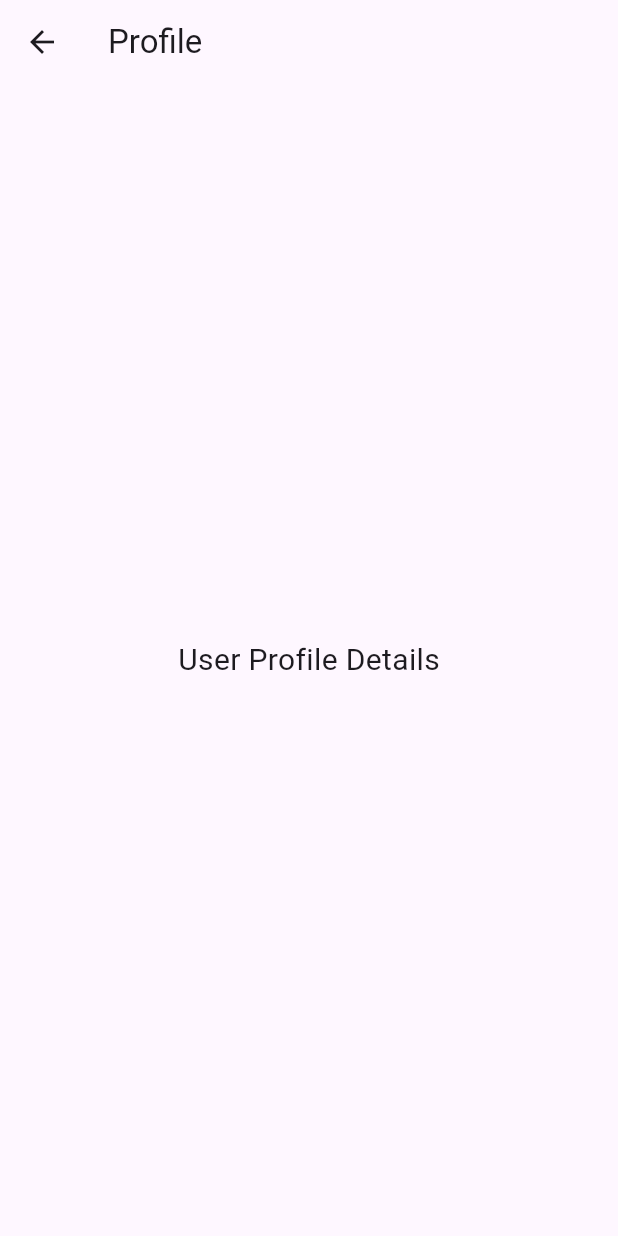
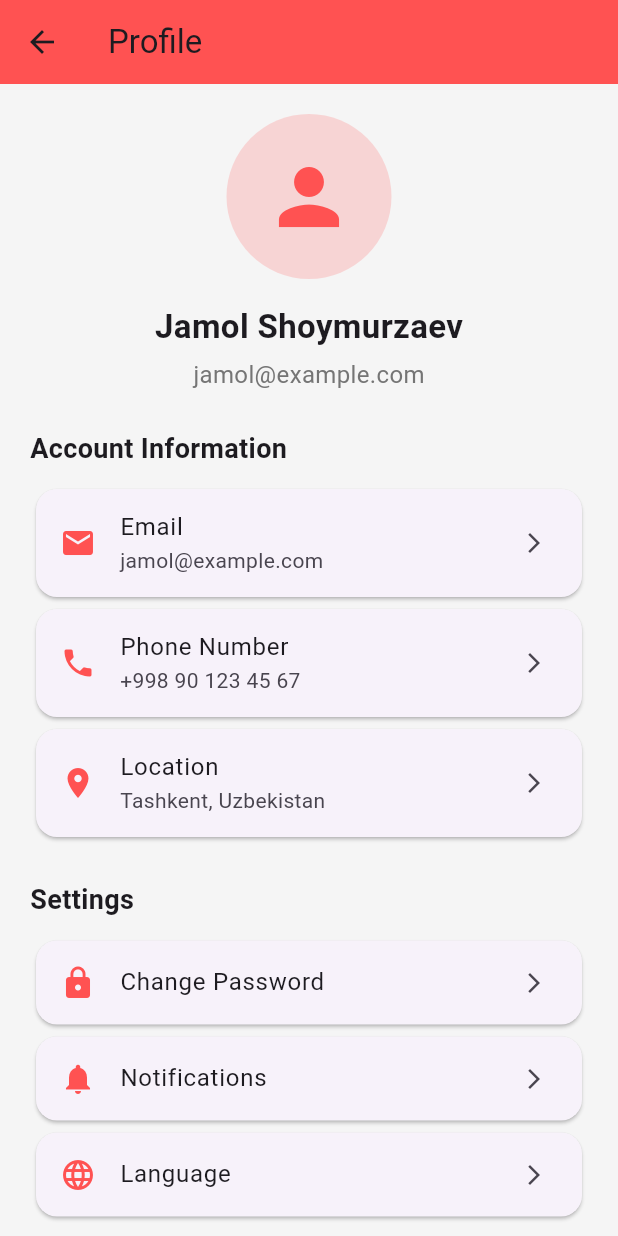
Before and after one commit to Durdana4/B-Life, a Flutter app: the ProfileScreen screen opened directly, on a phone screen of 412 x 824 dp. Run offline on Flutter 3.47's test engine with Material 3 defaults, Android fonts, the phone set to English and light mode, and no system bars; our stand-ins replace sqflite; accounts and stored records are empty.

```diff
--- a/lib/screens/profile/profile_screen.dart
+++ b/lib/screens/profile/profile_screen.dart
@@ -6,13 +6,131 @@ class ProfileScreen extends StatelessWidget {
   @override
   Widget build(BuildContext context) {
     return Scaffold(
-      appBar: AppBar(title: const Text("Profile")),
-      body: const Center(
-        child: Text(
-          "User Profile Details",
-          style: TextStyle(fontSize: 20),
+      backgroundColor: Colors.grey[100],
+      appBar: AppBar(
+        title: const Text("Profile"),
+        backgroundColor: Colors.redAccent,
+      ),
+      body: SingleChildScrollView(
+        padding: const EdgeInsets.all(20),
+        child: Column(
+          children: [
+            // USER AVATAR
+            CircleAvatar(
+              radius: 55,
+              backgroundColor: Colors.redAccent.withOpacity(0.2),
+              child: const Icon(
+                Icons.person,
+                size: 60,
+                color: Colors.redAccent,
+              ),
+            ),
+
+            const SizedBox(height: 16),
+
+            // USER NAME
+            const Text(
+              "Jamol Shoymurzaev",
+              style: TextStyle(
+                fontSize: 22,
+                fontWeight: FontWeight.bold,
+              ),
+            ),
+
+            const SizedBox(height: 5),
+            Text(
+              "jamol@example.com",
+              style: TextStyle(fontSize: 16, color: Colors.grey[600]),
+            ),
+
+            const SizedBox(height: 25),
+
+            // SECTION TITLE
+            _sectionTitle("Account Information"),
+
+            // ACCOUNT INFO CARDS
+            _infoTile(Icons.email, "Email", "jamol@example.com"),
+            _infoTile(Icons.phone, "Phone Number", "+998 90 123 45 67"),
+            _infoTile(Icons.location_on, "Location", "Tashkent, Uzbekistan"),
+
+            const SizedBox(height: 25),
+            _sectionTitle("Settings"),
+
+            _settingsTile(Icons.lock, "Change Password"),
+            _settingsTile(Icons.notifications, "Notifications"),
+            _settingsTile(Icons.language, "Language"),
+
+            const SizedBox(height: 30),
+
+            // LOGOUT BUTTON
+            ElevatedButton.icon(
+              style: ElevatedButton.styleFrom(
+                backgroundColor: Colors.redAccent,
+                padding: const EdgeInsets.symmetric(
+                  horizontal: 40,
+                  vertical: 14,
+                ),
+                shape: RoundedRectangleBorder(
+                  borderRadius: BorderRadius.circular(14),
+                ),
+              ),
+              icon: const Icon(Icons.logout),
+              label: const Text(
+                "Logout",
+                style: TextStyle(fontSize: 16),
+              ),
+              onPressed: () {
+                Navigator.pushReplacementNamed(context, '/login');
+              },
+            ),
+          ],
         ),
       ),
     );
   }
+
+  // WIDGETS BELOW
+
+  Widget _sectionTitle(String title) {
+    return Align(
+      alignment: Alignment.centerLeft,
+      child: Padding(
+        padding: const EdgeInsets.only(bottom: 10),
+        child: Text(
+          title,
+          style: const TextStyle(
+            fontSize: 18,
+            fontWeight: FontWeight.bold,
+          ),
+        ),
+      ),
+    );
+  }
+
+  Widget _infoTile(IconData icon, String title, String value) {
+    return Card(
+      elevation: 1,
+      shape: RoundedRectangleBorder(borderRadius: BorderRadius.circular(14)),
+      child: ListTile(
+        leading: Icon(icon, color: Colors.redAccent),
+        title: Text(title),
+        subtitle: Text(value),
+        trailing: const Icon(Icons.arrow_forward_ios, size: 16),
+        onTap: () {},
+      ),
+    );
+  }
+
+  Widget _settingsTile(IconData icon, String label) {
+    return Card(
+      elevation: 1,
+      shape: RoundedRectangleBorder(borderRadius: BorderRadius.circular(14)),
+      child: ListTile(
+        leading: Icon(icon, color: Colors.redAccent),
+        title: Text(label),
+        trailing: const Icon(Icons.arrow_forward_ios, size: 16),
+        onTap: () {},
+      ),
+    );
+  }
 }
```
Also changed, not shown: lib/main.dart (+19 -5 lines), lib/screens/requests/edit_request_screen.dart (added, +210 -0 lines), lib/screens/requests/request_details_screen.dart (+49 -14 lines).
